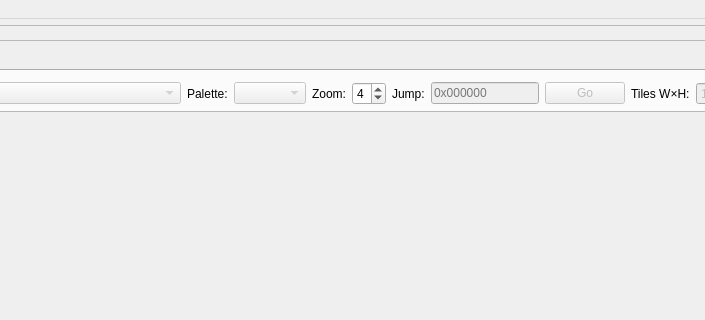
Above: sprite-editor/MainWindow.ui from mwales-ai/genesis-hacking before the change; both pictures show x 222 to 927 and y 0 to 320 of the 1024 by 768 pixel window. Below: the same form after it.
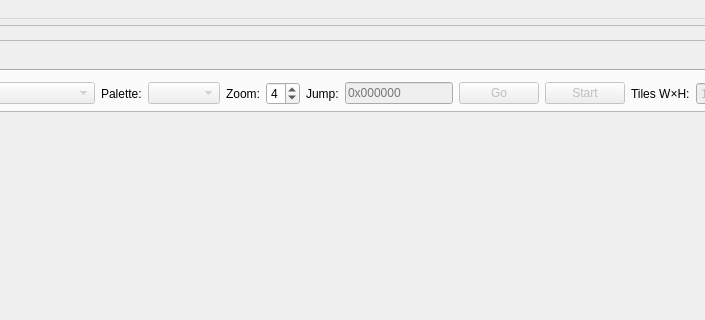
That is the form after the change. The open tabs and pages were chosen to show the change.

Commit message: Add assembly start offset and update moonwalker.json for USA ROM

The edit to the form file:
```diff
--- a/sprite-editor/MainWindow.ui
+++ b/sprite-editor/MainWindow.ui
@@ -335,6 +335,22 @@
             </property>
            </widget>
           </item>
+          <item>
+           <widget class="QPushButton" name="theAssemblyStartButton">
+            <property name="text">
+             <string>Start</string>
+            </property>
+            <property name="enabled">
+             <bool>false</bool>
+            </property>
+            <property name="toolTip">
+             <string>Set the Jump offset as the sprite assembly starting point</string>
+            </property>
+            <property name="maximumWidth">
+             <number>46</number>
+            </property>
+           </widget>
+          </item>
           <item>
            <widget class="QLabel" name="rawSpriteSizeLabel">
             <property name="text">
```
The commit also changes 5 other files.
